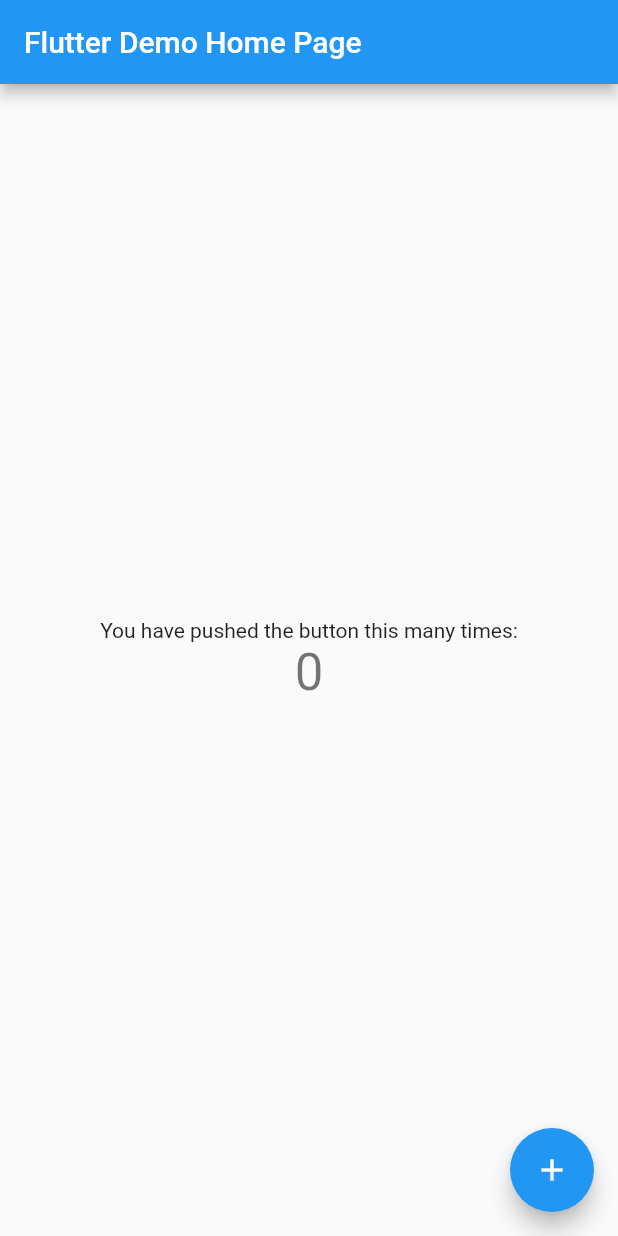
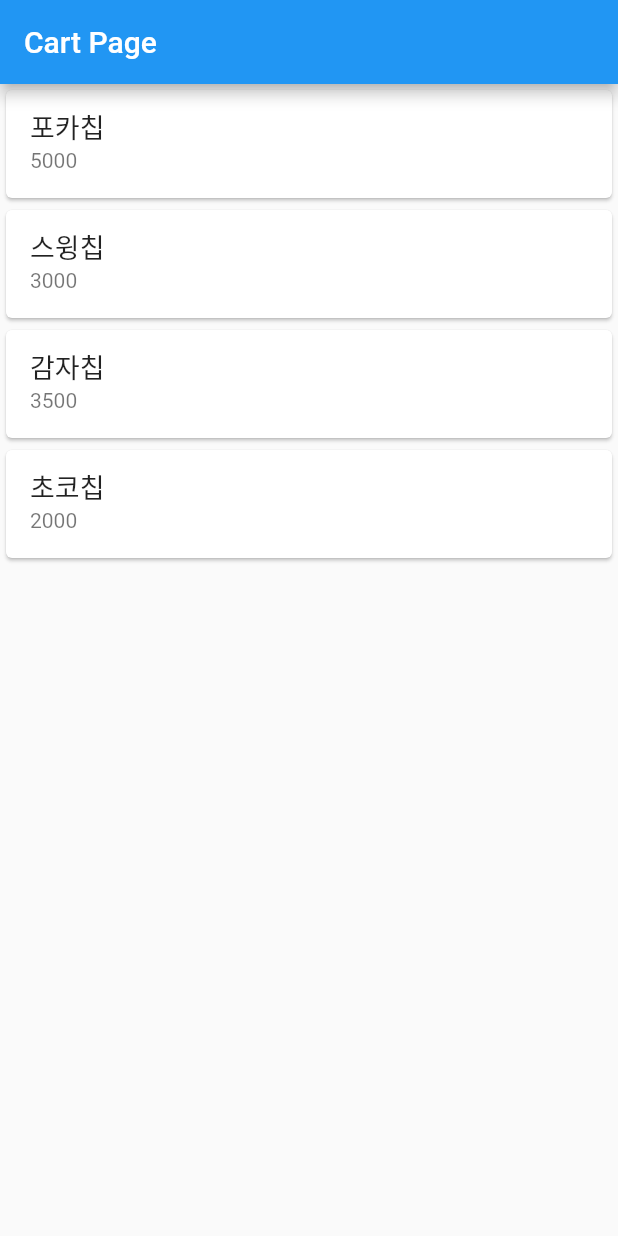
Before and after one commit to wyongjae/cart_app_prac, a Flutter app: the screen it shows after launch, on a phone screen of 412 x 824 dp. Run offline on Flutter 3.47's test engine with Material 2 defaults, Android fonts, the light colour scheme and no system bars.

Commit message:
1. Add: ui to show item list on screen 2. Add: item model & call items on the ui screen

```diff
--- /dev/null
+++ b/lib/data/item.dart
@@ -0,0 +1,20 @@
+class Item {
+  Item({
+    required this.name,
+    required this.price,
+  });
+  late final String name;
+  late final int price;
+
+  Item.fromJson(Map<String, dynamic> json){
+    name = json['name'];
+    price = json['price'];
+  }
+
+  Map<String, dynamic> toJson() {
+    final _data = <String, dynamic>{};
+    _data['name'] = name;
+    _data['price'] = price;
+    return _data;
+  }
+}
--- /dev/null
+++ b/lib/data/item_data.dart
@@ -0,0 +1,30 @@
+import 'dart:convert';
+
+import 'package:cart_app_parc/data/item.dart';
+
+class ItemData {
+  Future<List<Item>> fetchItem() async {
+    List<dynamic> jsonResponse = await jsonDecode(itemList);
+
+    return jsonResponse.map((e) => Item.fromJson(e)).toList();
+  }
+}
+
+const itemList = '''[
+  {
+    "name": "포카칩",
+    "price": 5000
+  },
+  {
+    "name": "스윙칩",
+    "price": 3000
+  },
+  {
+    "name": "감자칩",
+    "price": 3500
+  },
+  {
+    "name": "초코칩",
+    "price": 2000
+  }
+]''';
--- a/lib/main.dart
+++ b/lib/main.dart
@@ -1,3 +1,4 @@
+import 'package:cart_app_parc/presentation/cart_page.dart';
 import 'package:flutter/material.dart';
 
 void main() {
@@ -10,106 +11,13 @@
   // This widget is the root of your application.
   @override
   Widget build(BuildContext context) {
+
     return MaterialApp(
       title: 'Flutter Demo',
       theme: ThemeData(
-        // This is the theme of your application.
-        //
-        // Try running your application with "flutter run". You'll see the
-        // application has a blue toolbar. Then, without quitting the app, try
-        // changing the primarySwatch below to Colors.green and then invoke
-        // "hot reload" (press "r" in the console where you ran "flutter run",
-        // or simply save your changes to "hot reload" in a Flutter IDE).
-        // Notice that the counter didn't reset back to zero; the application
-        // is not restarted.
         primarySwatch: Colors.blue,
       ),
-      home: const MyHomePage(title: 'Flutter Demo Home Page'),
+      home: const CartPage(),
     );
   }
 }
-
-class MyHomePage extends StatefulWidget {
-  const MyHomePage({super.key, required this.title});
-
-  // This widget is the home page of your application. It is stateful, meaning
-  // that it has a State object (defined below) that contains fields that affect
-  // how it looks.
-
-  // This class is the configuration for the state. It holds the values (in this
-  // case the title) provided by the parent (in this case the App widget) and
-  // used by the build method of the State. Fields in a Widget subclass are
-  // always marked "final".
-
-  final String title;
-
-  @override
-  State<MyHomePage> createState() => _MyHomePageState();
-}
-
-class _MyHomePageState extends State<MyHomePage> {
-  int _counter = 0;
-
-  void _incrementCounter() {
-    setState(() {
-      // This call to setState tells the Flutter framework that something has
-      // changed in this State, which causes it to rerun the build method below
-      // so that the display can reflect the updated values. If we changed
-      // _counter without calling setState(), then the build method would not be
-      // called again, and so nothing would appear to happen.
-      _counter++;
-    });
-  }
-
-  @override
-  Widget build(BuildContext context) {
-    // This method is rerun every time setState is called, for instance as done
-    // by the _incrementCounter method above.
-    //
-    // The Flutter framework has been optimized to make rerunning build methods
-    // fast, so that you can just rebuild anything that needs updating rather
-    // than having to individually change instances of widgets.
-    return Scaffold(
-      appBar: AppBar(
-        // Here we take the value from the MyHomePage object that was created by
-        // the App.build method, and use it to set our appbar title.
-        title: Text(widget.title),
-      ),
-      body: Center(
-        // Center is a layout widget. It takes a single child and positions it
-        // in the middle of the parent.
-        child: Column(
-          // Column is also a layout widget. It takes a list of children and
-          // arranges them vertically. By default, it sizes itself to fit its
-          // children horizontally, and tries to be as tall as its parent.
-          //
-          // Invoke "debug painting" (press "p" in the console, choose the
-          // "Toggle Debug Paint" action from the Flutter Inspector in Android
-          // Studio, or the "Toggle Debug Paint" command in Visual Studio Code)
-          // to see the wireframe for each widget.
-          //
-          // Column has various properties to control how it sizes itself and
-          // how it positions its children. Here we use mainAxisAlignment to
-          // center the children vertically; the main axis here is the vertical
-          // axis because Columns are vertical (the cross axis would be
-          // horizontal).
-          mainAxisAlignment: MainAxisAlignment.center,
-          children: <Widget>[
-            const Text(
-              'You have pushed the button this many times:',
-            ),
-            Text(
-              '$_counter',
-              style: Theme.of(context).textTheme.headlineMedium,
-            ),
-          ],
-        ),
-      ),
-      floatingActionButton: FloatingActionButton(
-        onPressed: _incrementCounter,
-        tooltip: 'Increment',
-        child: const Icon(Icons.add),
-      ), // This trailing comma makes auto-formatting nicer for build methods.
-    );
-  }
-}
--- /dev/null
+++ b/lib/presentation/cart_list_page.dart
@@ -0,0 +1,15 @@
+import 'package:flutter/material.dart';
+
+class CartListPage extends StatelessWidget {
+  const CartListPage({Key? key}) : super(key: key);
+
+  @override
+  Widget build(BuildContext context) {
+    return Scaffold(
+      appBar: AppBar(
+        title: const Text('CartListPage'),
+      ),
+      body: Container(),
+    );
+  }
+}
--- /dev/null
+++ b/lib/presentation/cart_page.dart
@@ -0,0 +1,66 @@
+import 'package:cart_app_parc/data/item_data.dart';
+import 'package:flutter/material.dart';
+
+class CartPage extends StatelessWidget {
+  const CartPage({Key? key}) : super(key: key);
+
+  @override
+  Widget build(BuildContext context) {
+    return Scaffold(
+      appBar: AppBar(
+        title: const Text('Cart Page'),
+      ),
+      body: FutureBuilder(
+        future: ItemData().fetchItem(),
+        builder: (context, snapshot) {
+          if (snapshot.data == null) {
+            return const Center(
+              child: CircularProgressIndicator(),
+            );
+          }
+
+          final items = snapshot.data ?? [];
+
+          if (snapshot.connectionState == ConnectionState.done) {
+            return ListView.builder(
+              shrinkWrap: true,
+              itemCount: items.length,
+              itemBuilder: (BuildContext context, int index) {
+                final item = items[index];
+
+                return SizedBox(
+                  height: 80,
+                  child: Column(
+                    crossAxisAlignment: CrossAxisAlignment.center,
+                    mainAxisAlignment: MainAxisAlignment.start,
+                    children: [
+                      Expanded(
+                        child: Card(
+                          child: ListTile(
+                            title: Text(
+                              item.name,
+                              style: const TextStyle(
+                                fontSize: 18,
+                              ),
+                            ),
+                            subtitle: Text('${item.price}'),
+                          ),
+                        ),
+                      ),
+                    ],
+                  ),
+                );
+              },
+            );
+          } else if (snapshot.hasError) {
+            return Text('${snapshot.error}');
+          } else {
+            return const Center(
+              child: CircularProgressIndicator(),
+            );
+          }
+        },
+      ),
+    );
+  }
+}
--- a/pubspec.yaml
+++ b/pubspec.yaml
@@ -35,6 +35,7 @@
   # The following adds the Cupertino Icons font to your application.
   # Use with the CupertinoIcons class for iOS style icons.
   cupertino_icons: ^1.0.2
+  provider: ^6.0.5
 
 dev_dependencies:
   flutter_test:
```
Also changed, not shown: pubspec.lock.
